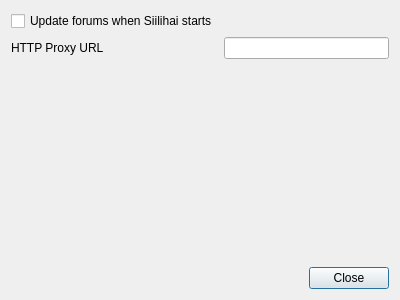
vranki/siilihai-client, file src/reader/settingsdialog.ui: the form before one commit.
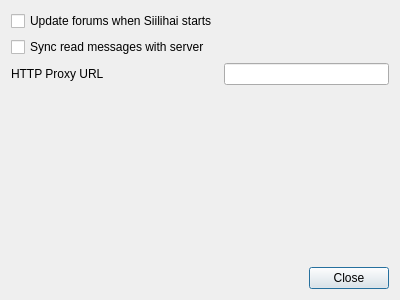
The form after the commit.

What changed in the file:
```diff
--- a/src/reader/settingsdialog.ui
+++ b/src/reader/settingsdialog.ui
@@ -23,16 +23,23 @@
        </property>
       </widget>
      </item>
-     <item row="1" column="0">
+     <item row="2" column="0">
       <widget class="QLabel" name="label">
        <property name="text">
         <string>HTTP Proxy URL</string>
        </property>
       </widget>
      </item>
-     <item row="1" column="1">
+     <item row="2" column="1">
       <widget class="QLineEdit" name="httpProxy"/>
      </item>
+     <item row="1" column="0">
+      <widget class="QCheckBox" name="enableSyncing">
+       <property name="text">
+        <string>Sync read messages with server</string>
+       </property>
+      </widget>
+     </item>
     </layout>
    </item>
    <item>
```
